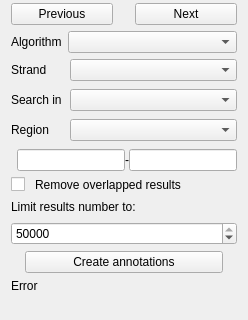
Qt form src/corelibs/U2View/src/ov_sequence/find_pattern/ui/FindPatternForm.ui (violethaze74/ugene) before a commit; both pictures show x 0 to 248 and y 239 to 559 of the 248 by 800 pixel window.
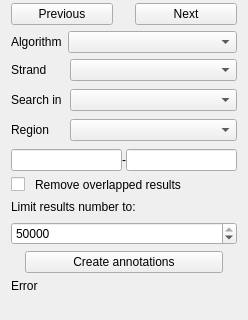
The same form after that commit.

Commit message: UGENE-4844 fix: Layout of "Search in sequence" tab is bad: minimum size is incorrect

```diff
--- a/src/corelibs/U2View/src/ov_sequence/find_pattern/ui/FindPatternForm.ui
+++ b/src/corelibs/U2View/src/ov_sequence/find_pattern/ui/FindPatternForm.ui
@@ -472,24 +472,8 @@
       <item row="1" column="0">
        <layout class="QHBoxLayout" name="horizontalLayout_2">
         <property name="sizeConstraint">
-         <enum>QLayout::SetMinAndMaxSize</enum>
+         <enum>QLayout::SetDefaultConstraint</enum>
         </property>
-        <item>
-         <spacer name="horizontalSpacer_5">
-          <property name="orientation">
-           <enum>Qt::Horizontal</enum>
-          </property>
-          <property name="sizeType">
-           <enum>QSizePolicy::MinimumExpanding</enum>
-          </property>
-          <property name="sizeHint" stdset="0">
-           <size>
-            <width>0</width>
-            <height>20</height>
-           </size>
-          </property>
-         </spacer>
-        </item>
         <item>
          <widget class="QLineEdit" name="editStart">
           <property name="sizePolicy">
@@ -500,7 +484,7 @@
           </property>
           <property name="minimumSize">
            <size>
-            <width>95</width>
+            <width>60</width>
             <height>0</height>
            </size>
           </property>
@@ -535,7 +519,7 @@
           </property>
           <property name="minimumSize">
            <size>
-            <width>95</width>
+            <width>60</width>
             <height>0</height>
            </size>
           </property>
```
Left out of the diff: 37 changed lines with no effect on the pictures.
